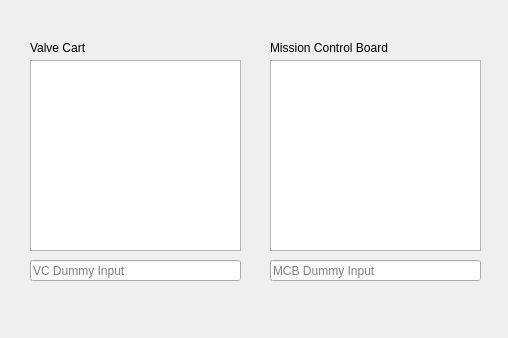
Qt form src/MCC_GUI/qt/debug.ui (UVicRocketry/Hybrid-Controls-System) before a commit.
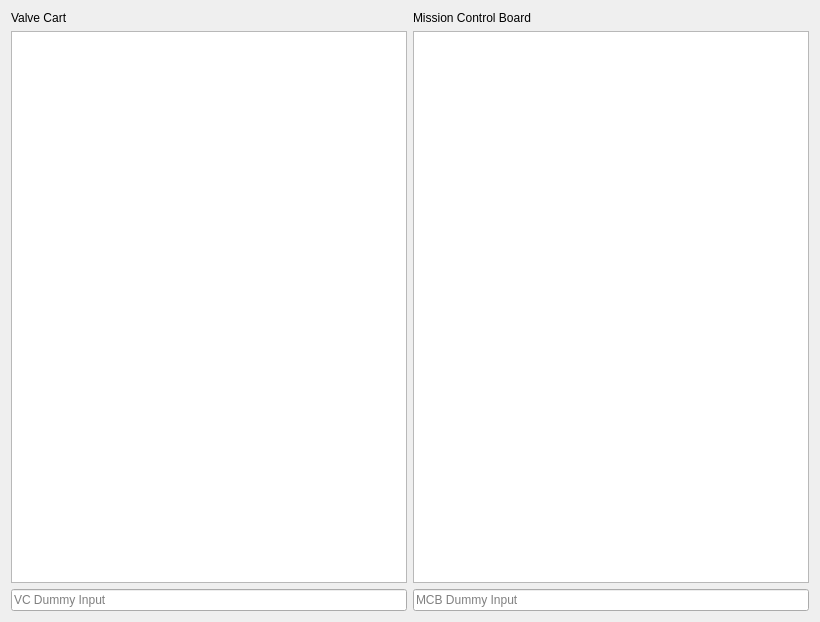
The same form after that commit.

Commit message: Added debug window functionality

The edit to the form file:
```diff
--- a/src/MCC_GUI/qt/debug.ui
+++ b/src/MCC_GUI/qt/debug.ui
@@ -6,88 +6,69 @@
    <rect>
     <x>0</x>
     <y>0</y>
-    <width>508</width>
-    <height>338</height>
+    <width>820</width>
+    <height>622</height>
    </rect>
   </property>
   <property name="windowTitle">
    <string>Debug Tools</string>
   </property>
-  <widget class="QLineEdit" name="le_vc">
-   <property name="geometry">
-    <rect>
-     <x>30</x>
-     <y>260</y>
-     <width>211</width>
-     <height>21</height>
-    </rect>
-   </property>
-   <property name="placeholderText">
-    <string>VC Dummy Input</string>
-   </property>
-  </widget>
-  <widget class="QLineEdit" name="le_mcb">
-   <property name="geometry">
-    <rect>
-     <x>270</x>
-     <y>260</y>
-     <width>211</width>
-     <height>21</height>
-    </rect>
-   </property>
-   <property name="placeholderText">
-    <string>MCB Dummy Input</string>
-   </property>
-  </widget>
-  <widget class="QPlainTextEdit" name="pt_vc">
-   <property name="geometry">
-    <rect>
-     <x>30</x>
-     <y>60</y>
-     <width>211</width>
-     <height>191</height>
-    </rect>
-   </property>
-   <property name="plainText">
-    <string/>
-   </property>
-  </widget>
-  <widget class="QPlainTextEdit" name="pt_mcb">
-   <property name="geometry">
-    <rect>
-     <x>270</x>
-     <y>60</y>
-     <width>211</width>
-     <height>191</height>
-    </rect>
-   </property>
-  </widget>
-  <widget class="QLabel" name="l_vc">
-   <property name="geometry">
-    <rect>
-     <x>30</x>
-     <y>40</y>
-     <width>81</width>
-     <height>16</height>
-    </rect>
-   </property>
-   <property name="text">
-    <string>Valve Cart</string>
-   </property>
-  </widget>
-  <widget class="QLabel" name="l_mcb">
-   <property name="geometry">
-    <rect>
-     <x>270</x>
-     <y>40</y>
-     <width>151</width>
-     <height>16</height>
-    </rect>
-   </property>
-   <property name="text">
-    <string>Mission Control Board</string>
-   </property>
-  </widget>
+  <layout class="QGridLayout" name="gridLayout">
+   <item row="0" column="0">
+    <widget class="QLabel" name="l_vc">
+     <property name="text">
+      <string>Valve Cart</string>
+     </property>
+    </widget>
+   </item>
+   <item row="0" column="1">
+    <widget class="QLabel" name="l_mcb">
+     <property name="text">
+      <string>Mission Control Board</string>
+     </property>
+    </widget>
+   </item>
+   <item row="1" column="0">
+    <widget class="QPlainTextEdit" name="pt_vc">
+     <property name="verticalScrollBarPolicy">
+      <enum>Qt::ScrollBarAlwaysOff</enum>
+     </property>
+     <property name="readOnly">
+      <bool>true</bool>
+     </property>
+     <property name="plainText">
+      <string/>
+     </property>
+     <property name="textInteractionFlags">
+      <set>Qt::NoTextInteraction</set>
+     </property>
+    </widget>
+   </item>
+   <item row="1" column="1">
+    <widget class="QPlainTextEdit" name="pt_mcb">
+     <property name="verticalScrollBarPolicy">
+      <enum>Qt::ScrollBarAlwaysOff</enum>
+     </property>
+     <property name="readOnly">
+      <bool>true</bool>
+     </property>
+    </widget>
+   </item>
+   <item row="2" column="0">
+    <widget class="QLineEdit" name="le_vc">
+     <property name="placeholderText">
+      <string>VC Dummy Input</string>
+     </property>
+    </widget>
+   </item>
+   <item row="2" column="1">
+    <widget class="QLineEdit" name="le_mcb">
+     <property name="placeholderText">
+      <string>MCB Dummy Input</string>
+     </property>
+    </widget>
+   </item>
+  </layout>
  </widget>
  <resources/>
  <connections/>
```
The commit also changes 2 other files.
